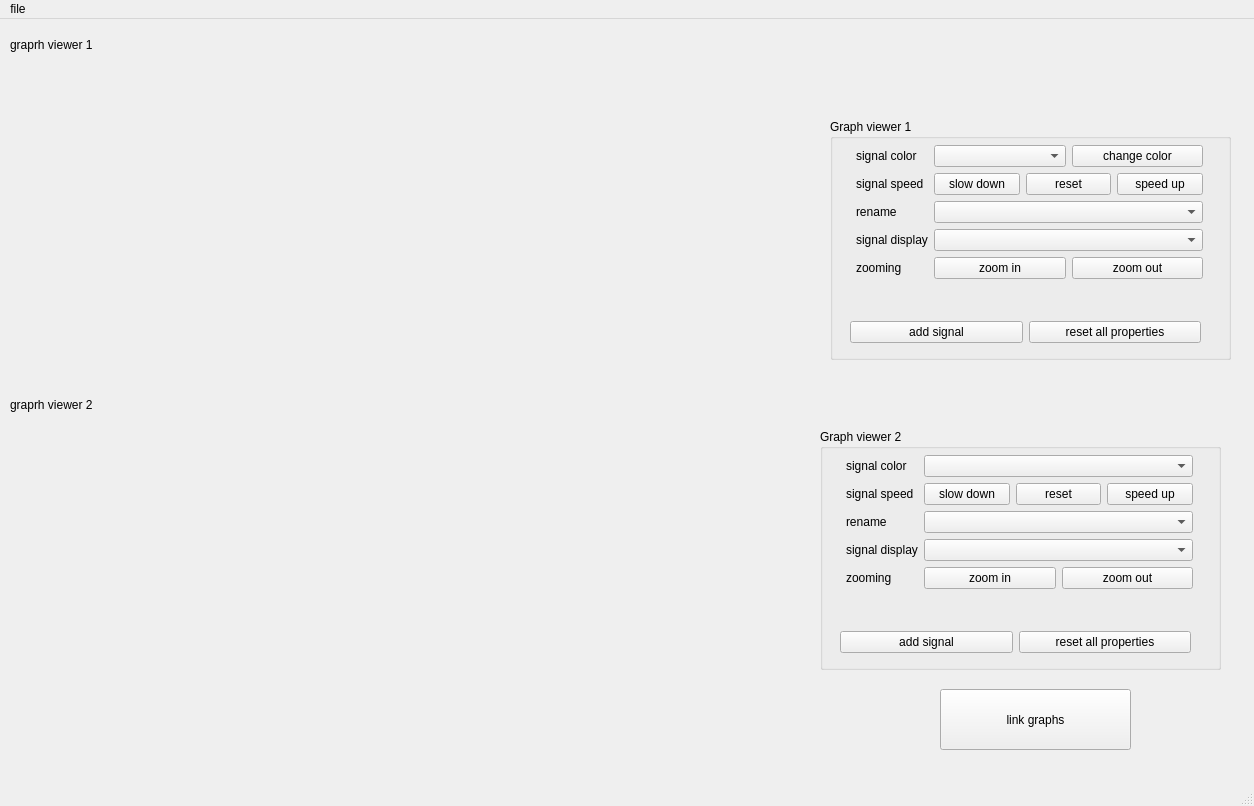
This is mainwindow.ui in SaraElsaggan/Multi_Channel_Signal_Viewer as Qt 5 draws it before an edit. The edited form follows.
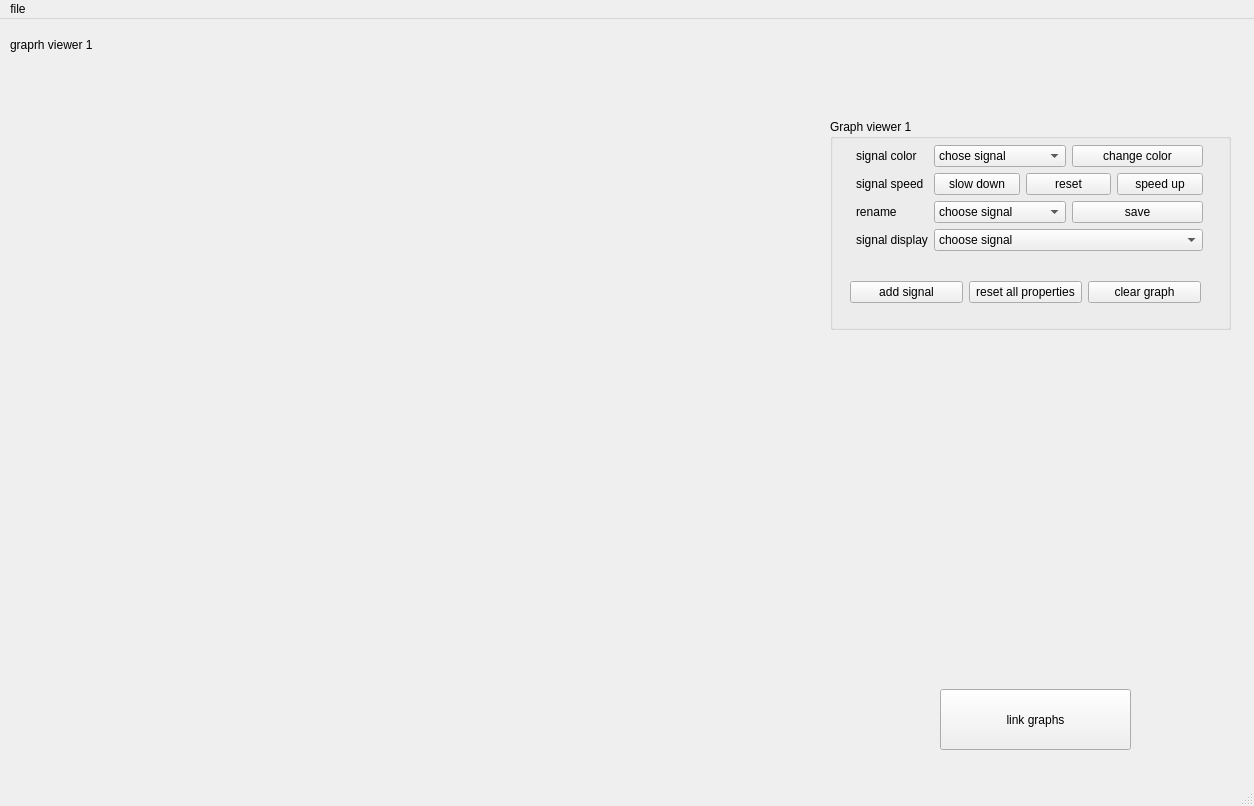
This is the edited form. Icons and pictures are not drawn.

Commit message:
2 signal function each with a proplem
paly/pause , faster , slowe , clear graph
report with problem
ui is with only one graph just for now

What changed in the file:
```diff
--- a/mainwindow.ui
+++ b/mainwindow.ui
@@ -36,7 +36,7 @@
       <x>830</x>
       <y>100</y>
       <width>401</width>
-      <height>241</height>
+      <height>211</height>
      </rect>
     </property>
     <property name="title">
@@ -46,7 +46,7 @@
      <property name="geometry">
       <rect>
        <x>20</x>
-       <y>200</y>
+       <y>160</y>
        <width>351</width>
        <height>26</height>
       </rect>
@@ -66,6 +66,13 @@
         </property>
        </widget>
       </item>
+      <item>
+       <widget class="QPushButton" name="btn_clear_viewer_1">
+        <property name="text">
+         <string>clear graph</string>
+        </property>
+       </widget>
+      </item>
      </layout>
     </widget>
     <widget class="QWidget" name="formLayoutWidget_5">
@@ -74,7 +81,7 @@
        <x>20</x>
        <y>20</y>
        <width>359</width>
-       <height>181</height>
+       <height>131</height>
       </rect>
      </property>
      <layout class="QFormLayout" name="form_ctrls_viewer_1">
@@ -97,6 +104,26 @@
         </property>
        </widget>
       </item>
+      <item row="0" column="1">
+       <layout class="QHBoxLayout" name="horizontalLayout">
+        <item>
+         <widget class="QComboBox" name="comb_sig_colr_grpbox_viewer_1">
+          <item>
+           <property name="text">
+            <string>chose signal</string>
+           </property>
+          </item>
+         </widget>
+        </item>
+        <item>
+         <widget class="QPushButton" name="btn_chng_colr_grpbox_viewer_1">
+          <property name="text">
+           <string>change color</string>
+          </property>
+         </widget>
+        </item>
+       </layout>
+      </item>
       <item row="1" column="0">
        <widget class="QLabel" name="lbl_sig_speed_viewer_1">
         <property name="text">
@@ -136,9 +163,6 @@
         </property>
        </widget>
       </item>
-      <item row="2" column="1">
-       <widget class="QComboBox" name="comb_rename_viewer_1"/>
-      </item>
       <item row="3" column="0">
        <widget class="QLabel" name="lbl_sig_disp_viewer_1">
         <property name="text">
@@ -146,48 +170,35 @@
         </property>
        </widget>
       </item>
+      <item row="2" column="1">
+       <layout class="QHBoxLayout" name="horizontalLayout_2">
+        <item>
+         <widget class="QComboBox" name="comb_rename_viewer_1">
+          <item>
+           <property name="text">
+            <string>choose signal</string>
+           </property>
+          </item>
+         </widget>
+        </item>
+        <item>
+         <widget class="QPushButton" name="pushButton">
+          <property name="text">
+           <string>save</string>
+          </property>
+         </widget>
+        </item>
+       </layout>
+      </item>
       <item row="3" column="1">
-       <widget class="QComboBox" name="comb_sig_disp_viewer_1"/>
-      </item>
-      <item row="4" column="0">
-       <widget class="QLabel" name="lbl_zoom_viewer_1">
-        <property name="text">
-         <string>zooming</string>
-        </property>
+       <widget class="QComboBox" name="comb_sig_disp_viewer_1">
+        <item>
+         <property name="text">
+          <string>choose signal</string>
+         </property>
+        </item>
        </widget>
       </item>
-      <item row="4" column="1">
-       <layout class="QHBoxLayout" name="horz_btn_zoom_viewer_1">
-        <item>
-         <widget class="QPushButton" name="btn_zoom_in_grpbox_viewer_1">
-          <property name="text">
-           <string>zoom in</string>
-          </property>
-         </widget>
-        </item>
-        <item>
-         <widget class="QPushButton" name="btn_zoom_out_grpbox_viewer_1">
-          <property name="text">
-           <string>zoom out</string>
-          </property>
-         </widget>
-        </item>
-       </layout>
-      </item>
-      <item row="0" column="1">
-       <layout class="QHBoxLayout" name="horizontalLayout">
-        <item>
-         <widget class="QComboBox" name="comb_sig_colr_grpbox_viewer_1"/>
-        </item>
-        <item>
-         <widget class="QPushButton" name="btn_chng_colr_grpbox_viewer_1">
-          <property name="text">
-           <string>change color</string>
-          </property>
-         </widget>
-        </item>
-       </layout>
-      </item>
      </layout>
     </widget>
    </widget>
@@ -204,19 +215,6 @@
      <string>link graphs</string>
     </property>
    </widget>
-   <widget class="QLabel" name="label_4">
-    <property name="geometry">
-     <rect>
-      <x>10</x>
-      <y>370</y>
-      <width>91</width>
-      <height>31</height>
-     </rect>
-    </property>
-    <property name="text">
-     <string>graprh viewer 2</string>
-    </property>
-   </widget>
    <widget class="QWidget" name="layoutWidget_4">
     <property name="geometry">
      <rect>
@@ -343,282 +341,6 @@
      </rect>
     </property>
    </widget>
-   <widget class="QWidget" name="widget_2" native="true">
-    <property name="geometry">
-     <rect>
-      <x>30</x>
-      <y>410</y>
-      <width>770</width>
-      <height>300</height>
-     </rect>
-    </property>
-   </widget>
-   <widget class="QGroupBox" name="grp_bx_ctrls_viewer_2">
-    <property name="geometry">
-     <rect>
-      <x>820</x>
-      <y>410</y>
-      <width>401</width>
-      <height>241</height>
-     </rect>
-    </property>
-    <property name="title">
-     <string>Graph viewer 2</string>
-    </property>
-    <widget class="QWidget" name="layoutWidget_2">
-     <property name="geometry">
-      <rect>
-       <x>20</x>
-       <y>200</y>
-       <width>351</width>
-       <height>26</height>
-      </rect>
-     </property>
-     <layout class="QHBoxLayout" name="horz_btns_ctrl__viewer_2">
-      <item>
-       <widget class="QPushButton" name="btn_add_sig_viewer_2">
-        <property name="text">
-         <string>add signal</string>
-        </property>
-       </widget>
-      </item>
-      <item>
-       <widget class="QPushButton" name="btn_rest_prop_viewer_2">
-        <property name="text">
-         <string>reset all properties</string>
-        </property>
-       </widget>
-      </item>
-     </layout>
-    </widget>
-    <widget class="QWidget" name="formLayoutWidget_6">
-     <property name="geometry">
-      <rect>
-       <x>20</x>
-       <y>20</y>
-       <width>359</width>
-       <height>171</height>
-      </rect>
-     </property>
-     <layout class="QFormLayout" name="form_ctrls_viewer_2">
-      <property name="leftMargin">
-       <number>6</number>
-      </property>
-      <property name="topMargin">
-       <number>6</number>
-      </property>
-      <property name="rightMargin">
-       <number>6</number>
-      </property>
-      <property name="bottomMargin">
-       <number>6</number>
-      </property>
-      <item row="0" column="0">
-       <widget class="QLabel" name="lbl_colr_viewer_2">
-        <property name="text">
-         <string>signal color</string>
-        </property>
-       </widget>
-      </item>
-      <item row="1" column="0">
-       <widget class="QLabel" name="lbl_sig_speed_viewer_2">
-        <property name="text">
-         <string>signal speed</string>
-        </property>
-       </widget>
-      </item>
-      <item row="1" column="1">
-       <layout class="QHBoxLayout" name="horz_btns_speed_viewer_2">
-        <item>
-         <widget class="QPushButton" name="btn_slow_grpbox_viewer_2">
-          <property name="text">
-           <string>slow down</string>
-          </property>
-         </widget>
-        </item>
-        <item>
-         <widget class="QPushButton" name="btn_reset_speed_grpbox_viewer_2">
-          <property name="text">
-           <string>reset</string>
-          </property>
-         </widget>
-        </item>
-        <item>
-         <widget class="QPushButton" name="btn_fast_grpbox_viewer_2">
-          <property name="text">
-           <string>speed up</string>
-          </property>
-         </widget>
-        </item>
-       </layout>
-      </item>
-      <item row="2" column="0">
-       <widget class="QLabel" name="lbl_rename_viewer_2">
-        <property name="text">
-         <string>rename</string>
-        </property>
-       </widget>
-      </item>
-      <item row="2" column="1">
-       <widget class="QComboBox" name="comb_rename_viewer_2"/>
-      </item>
-      <item row="3" column="0">
-       <widget class="QLabel" name="lbl_sig_disp_viewer_2">
-        <property name="text">
-         <string>signal display</string>
-        </property>
-       </widget>
-      </item>
-      <item row="3" column="1">
-       <widget class="QComboBox" name="comb_sig_disp_viewer_2"/>
-      </item>
-      <item row="4" column="0">
-       <widget class="QLabel" name="lbl_zoom_viewer_2">
-        <property name="text">
-         <string>zooming</string>
-        </property>
-       </widget>
-      </item>
-      <item row="4" column="1">
-       <layout class="QHBoxLayout" name="horz_btn_zoom_viewer_2">
-        <item>
-         <widget class="QPushButton" name="btn_zoom_in_grpbox_viewer_2">
-          <property name="text">
-           <string>zoom in</string>
-          </property>
-         </widget>
-        </item>
-        <item>
-         <widget class="QPushButton" name="btn_zoom_out_grpbox_viewer_2">
-          <property name="text">
-           <string>zoom out</string>
-          </property>
-         </widget>
-        </item>
-       </layout>
-      </item>
-      <item row="0" column="1">
-       <widget class="QComboBox" name="comb_sig_colr_grpbox_viewer_2"/>
-      </item>
-     </layout>
-    </widget>
-   </widget>
-   <widget class="QWidget" name="layoutWidget_5">
-    <property name="geometry">
-     <rect>
-      <x>230</x>
-      <y>710</y>
-      <width>371</width>
-      <height>41</height>
-     </rect>
-    </property>
-    <layout class="QHBoxLayout" name="horz_playback_btns_viewer_2">
-     <property name="spacing">
-      <number>10</number>
-     </property>
-     <item>
-      <widget class="QPushButton" name="btn_srt_begin__viewer_2">
-       <property name="text">
-        <string/>
-       </property>
-       <property name="icon">
-        <iconset resource="imgs.qrc">
-         <normaloff>:/imgs/imgs/strt_frm_begin.png</normaloff>:/imgs/imgs/strt_frm_begin.png</iconset>
-       </property>
-       <property name="flat">
-        <bool>true</bool>
-       </property>
-      </widget>
-     </item>
-     <item>
-      <widget class="QPushButton" name="btn_slow_viewer_2">
-       <property name="text">
-        <string/>
-       </property>
-       <property name="icon">
-        <iconset resource="imgs.qrc">
-         <normaloff>:/imgs/imgs/slow_down.png</normaloff>:/imgs/imgs/slow_down.png</iconset>
-       </property>
-       <property name="flat">
-        <bool>true</bool>
-       </property>
-      </widget>
-     </item>
-     <item>
-      <widget class="QPushButton" name="btn_zoom_out_viewer_2">
-       <property name="text">
-        <string/>
-       </property>
-       <property name="icon">
-        <iconset resource="imgs.qrc">
-         <normaloff>:/imgs/imgs/aoom_out.png</normaloff>:/imgs/imgs/aoom_out.png</iconset>
-       </property>
-       <property name="flat">
-        <bool>true</bool>
-       </property>
-      </widget>
-     </item>
-     <item>
-      <widget class="QPushButton" name="btn_play_pasuse_viewer_2">
-       <property name="text">
-        <string/>
-       </property>
-       <property name="icon">
-        <iconset resource="imgs.qrc">
-         <normaloff>:/imgs/imgs/play.png</normaloff>:/imgs/imgs/play.png</iconset>
-       </property>
-       <property name="flat">
-        <bool>true</bool>
-       </property>
-      </widget>
-     </item>
-     <item>
-      <widget class="QPushButton" name="btn_zoom_in_viewer_2">
-       <property name="text">
-        <string/>
-       </property>
-       <property name="icon">
-        <iconset resource="imgs.qrc">
-         <normaloff>:/imgs/imgs/zoom_in.png</normaloff>:/imgs/imgs/zoom_in.png</iconset>
-       </property>
-       <property name="flat">
-        <bool>true</bool>
-       </property>
-      </widget>
-     </item>
-     <item>
-      <widget class="QPushButton" name="btn_fast_viewer_2">
-       <property name="text">
-        <string/>
-       </property>
-       <property name="icon">
-        <iconset resource="imgs.qrc">
-         <normaloff>:/imgs/imgs/speed_up.png</normaloff>:/imgs/imgs/speed_up.png</iconset>
-       </property>
-       <property name="flat">
-        <bool>true</bool>
-       </property>
-      </widget>
-     </item>
-     <item>
-      <widget class="QPushButton" name="btn_move_to_v2_viewer_2">
-       <property name="styleSheet">
-        <string notr="true"/>
-       </property>
-       <property name="text">
-        <string/>
-       </property>
-       <property name="icon">
-        <iconset resource="imgs.qrc">
-         <normaloff>:/imgs/imgs/move_up.png</normaloff>:/imgs/imgs/move_up.png</iconset>
-       </property>
-       <property name="flat">
-        <bool>true</bool>
-       </property>
-      </widget>
-     </item>
-    </layout>
-   </widget>
   </widget>
   <widget class="QMenuBar" name="menubar">
    <property name="geometry">
```
Left out of the diff: 4 changed lines with no effect on the pictures. The commit also changes 14 other files.
